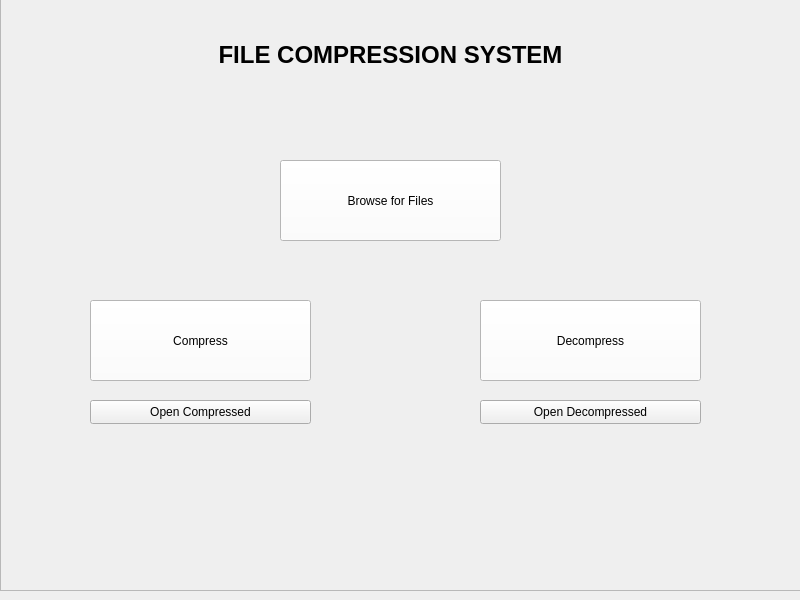
The window that mainwindow.ui (Praju2002/miniproject) describes before a commit, drawn with Qt 5.
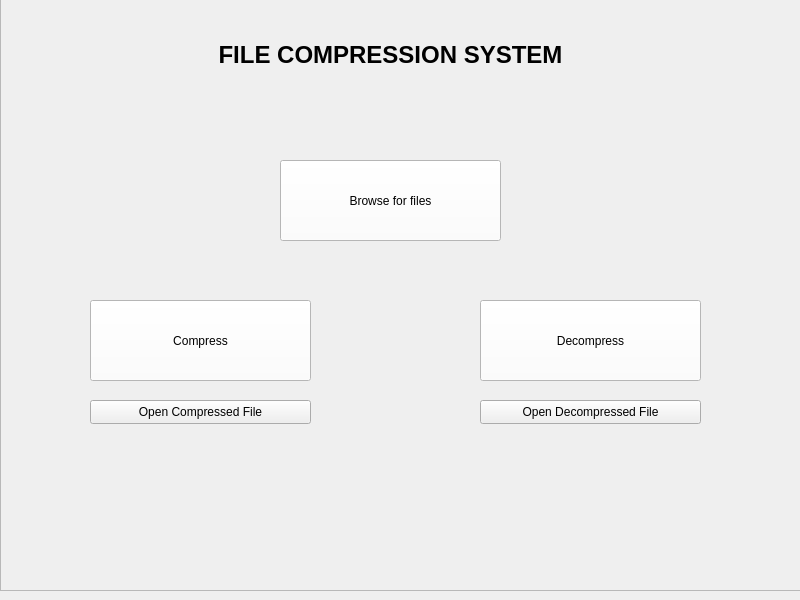
The same window after the commit.

Commit message: decompress issue fixes

Diff of the .ui file:
```diff
--- a/mainwindow.ui
+++ b/mainwindow.ui
@@ -69,7 +69,7 @@
       <string notr="true">background-color:rgb(255,255,255)</string>
      </property>
      <property name="text">
-      <string>Browse for Files</string>
+      <string>Browse for files</string>
      </property>
     </widget>
     <widget class="QPushButton" name="btnCompress">
@@ -130,7 +130,7 @@
       </rect>
      </property>
      <property name="text">
-      <string>Open Compressed</string>
+      <string>Open Compressed File</string>
      </property>
     </widget>
     <widget class="QPushButton" name="decompressFileOpen">
@@ -143,7 +143,7 @@
       </rect>
      </property>
      <property name="text">
-      <string>Open Decompressed</string>
+      <string>Open Decompressed File</string>
      </property>
     </widget>
    </widget>
```
The commit also changes 2 other files.
